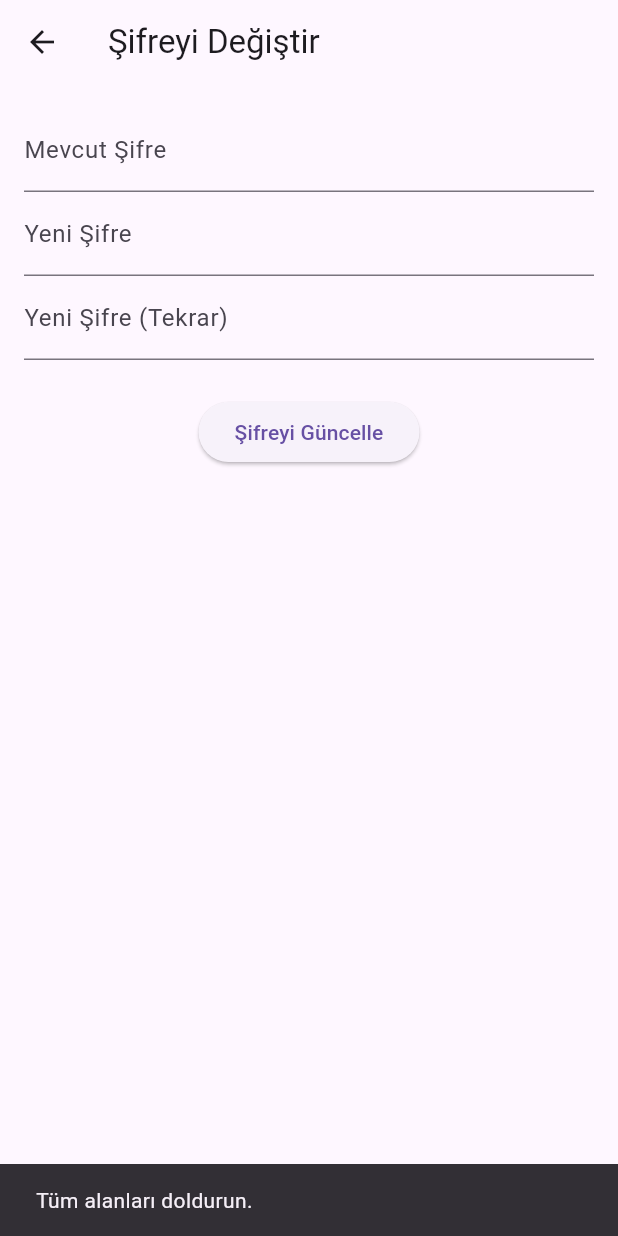
After one commit to nechh42/esnafpanel_mobile, a Flutter app: the ChangePasswordScreen screen opened directly, after a tap on "Şifreyi Güncelle", on a phone screen of 412 x 824 dp. The commit adds this screen. Run offline on Flutter 3.47's test engine with Material 3 defaults, Android fonts, the phone set to English and light mode, and no system bars; our stand-ins replace cloud_firestore, firebase_auth, firebase_core, shared_preferences; accounts and stored records are empty; statements that could not run were skipped.

Commit message:
güncelleme

```diff
--- /dev/null
+++ b/lib/screens/security/change_password_screen.dart
@@ -0,0 +1,80 @@
+// lib/screens/security/change_password_screen.dart
+import 'package:flutter/material.dart';
+
+class ChangePasswordScreen extends StatefulWidget {
+  const ChangePasswordScreen({super.key});
+
+  @override
+  State<ChangePasswordScreen> createState() => _ChangePasswordScreenState();
+}
+
+class _ChangePasswordScreenState extends State<ChangePasswordScreen> {
+  final TextEditingController _oldPasswordController = TextEditingController();
+  final TextEditingController _newPasswordController = TextEditingController();
+  final TextEditingController _confirmPasswordController =
+      TextEditingController();
+
+  void _changePassword() {
+    String oldPassword = _oldPasswordController.text.trim();
+    String newPassword = _newPasswordController.text.trim();
+    String confirmPassword = _confirmPasswordController.text.trim();
+
+    if (oldPassword.isEmpty || newPassword.isEmpty || confirmPassword.isEmpty) {
+      ScaffoldMessenger.of(
+        context,
+      ).showSnackBar(const SnackBar(content: Text("Tüm alanları doldurun.")));
+      return;
+    }
+
+    if (newPassword != confirmPassword) {
+      ScaffoldMessenger.of(
+        context,
+      ).showSnackBar(const SnackBar(content: Text("Yeni şifreler uyuşmuyor.")));
+      return;
+    }
+
+    // TODO: Firebase şifre değiştirme işlemi buraya eklenebilir
+
+    ScaffoldMessenger.of(context).showSnackBar(
+      const SnackBar(content: Text("Şifre başarıyla değiştirildi.")),
+    );
+
+    Navigator.pop(context);
+  }
+
+  @override
+  Widget build(BuildContext context) {
+    return Scaffold(
+      appBar: AppBar(title: const Text('Şifreyi Değiştir')),
+      body: Padding(
+        padding: const EdgeInsets.all(16.0),
+        child: Column(
+          children: [
+            TextField(
+              controller: _oldPasswordController,
+              obscureText: true,
+              decoration: const InputDecoration(labelText: 'Mevcut Şifre'),
+            ),
+            TextField(
+              controller: _newPasswordController,
+              obscureText: true,
+              decoration: const InputDecoration(labelText: 'Yeni Şifre'),
+            ),
+            TextField(
+              controller: _confirmPasswordController,
+              obscureText: true,
+              decoration: const InputDecoration(
+                labelText: 'Yeni Şifre (Tekrar)',
+              ),
+            ),
+            const SizedBox(height: 24),
+            ElevatedButton(
+              onPressed: _changePassword,
+              child: const Text('Şifreyi Güncelle'),
+            ),
+          ],
+        ),
+      ),
+    );
+  }
+}
```
Also changed, not shown: lib/main.dart (+13 -2 lines), lib/screens/security/security_screen.dart (+17 -69 lines), lib/screens/settings/profile_edit_screen.dart (+36 -49 lines), lib/screens/settings/settings_screen.dart (+20 -26 lines).
